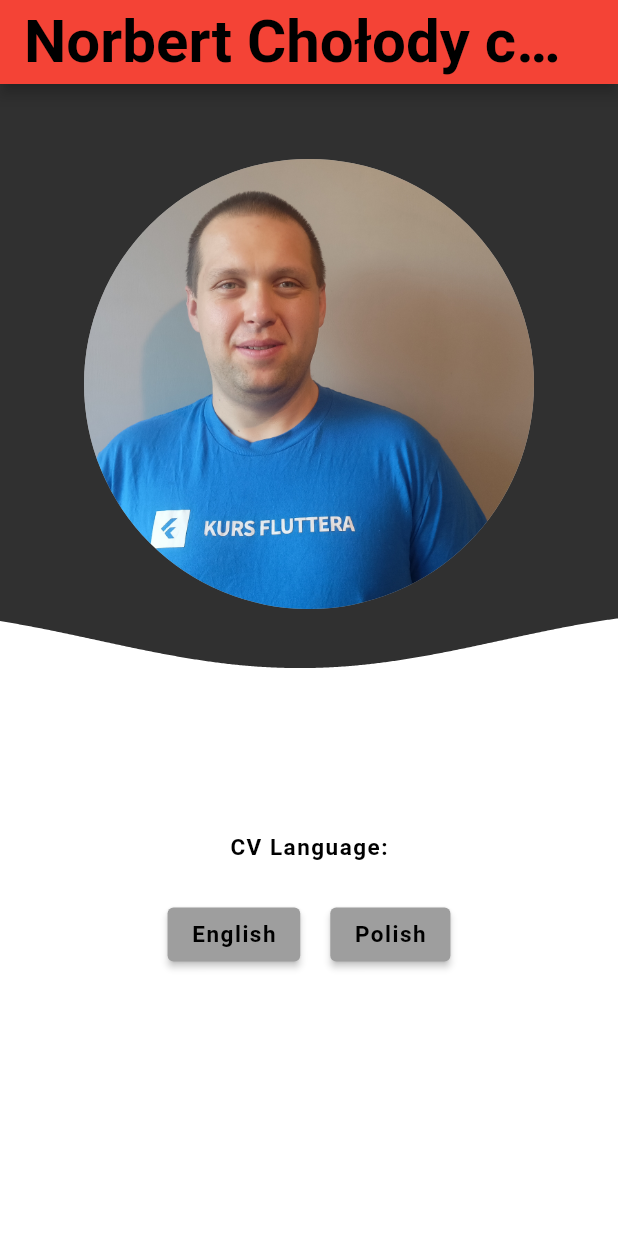
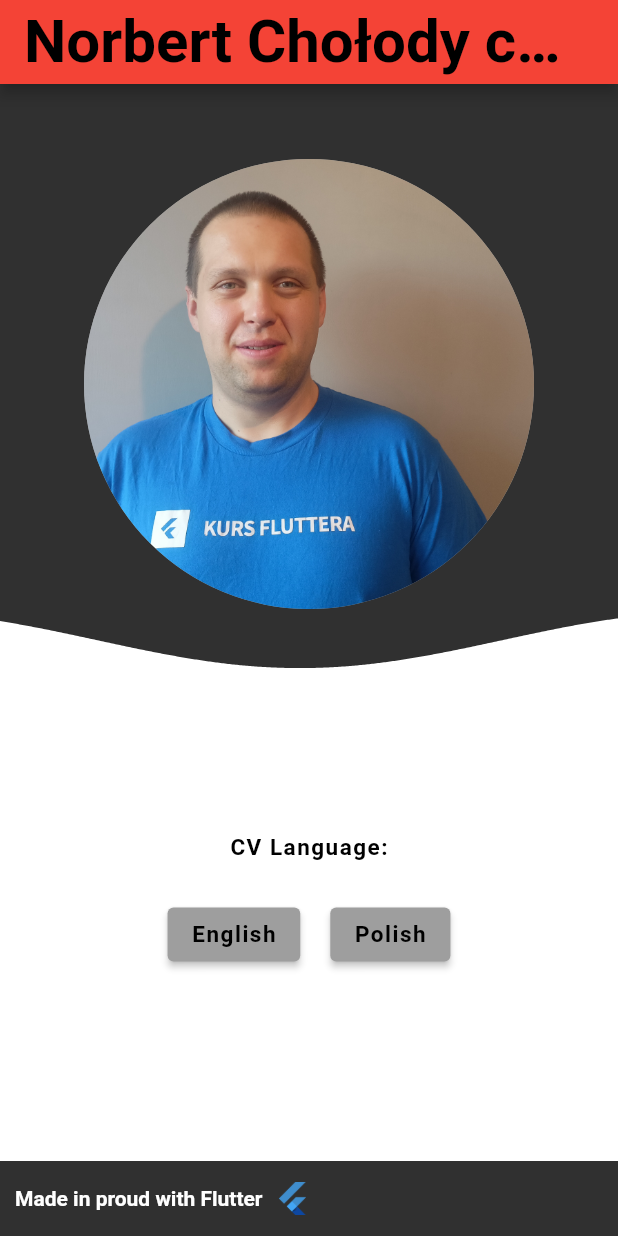
Before and after one commit to n0rb92/norbert_cholody_cv, a Flutter app: the screen it shows after launch, on a phone screen of 412 x 824 dp. Run offline on Flutter 3.47's test engine with Material 2 defaults, Android fonts, the phone set to English and light mode, and no system bars; our stand-ins replace dio, flutter_bloc, retrofit; missing offline and left inert: dart:js; generated files the repository leaves out were written again.

Commit message:
Hide api key, add footer, fix context after async

```diff
--- a/lib/l10n/app_en.arb
+++ b/lib/l10n/app_en.arb
@@ -20,5 +20,6 @@
     "prec": "Precipitation:",
     "hum": "Humidity:",
     "press": "Pressure:",
-    "wind": "Wind:"
+    "wind": "Wind:",
+    "footer": "Made in proud with Flutter"
   }
--- a/lib/l10n/app_pl.arb
+++ b/lib/l10n/app_pl.arb
@@ -20,5 +20,6 @@
     "prec": "Opady:",
     "hum": "Wilgotność:",
     "press": "Ciśnienie atmosferyczne:",
-    "wind": "Wiatr:"
+    "wind": "Wiatr:",
+    "footer": "Stworzony z dumą we Flutter"
 }
--- a/lib/main.dart
+++ b/lib/main.dart
@@ -1,48 +1,62 @@
 import 'package:dio/dio.dart';
 import 'package:flutter/material.dart';
 import 'package:flutter_bloc/flutter_bloc.dart';
-import 'package:flutter_localizations/flutter_localizations.dart';
 import 'package:norbert_cholody_cv/cubit/theme_cubit.dart';
 import 'package:norbert_cholody_cv/cubit/weather_cubit.dart';
 import 'package:norbert_cholody_cv/models/weather_api.dart';
 import 'package:norbert_cholody_cv/pages/first_page.dart';
+import 'package:flutter_localizations/flutter_localizations.dart';
 import 'package:flutter_gen/gen_l10n/app_localizations.dart';
 
 void main() {
-  runApp(
-    MultiBlocProvider(
+  runApp(const MyCVApp());
+}
+
+final GlobalKey<ScaffoldMessengerState> messengerKey =
+    GlobalKey<ScaffoldMessengerState>();
+
+class MyCVApp extends StatelessWidget {
+  const MyCVApp({super.key});
+
+  @override
+  Widget build(BuildContext context) {
+    return MultiBlocProvider(
       providers: [
+        BlocProvider<WeatherCubit>(
+          create: (context) => WeatherCubit(WeatherApi(Dio())),
+        ),
         BlocProvider<ThemeCubit>(
-          create: (context) => ThemeCubit(),
+          create: (_) => ThemeCubit(),
         ),
-        BlocProvider<WeatherCubit>(
-            create: (context) => WeatherCubit(WeatherApi(Dio()))),
       ],
-      child: const MyCVApp(),
-    ),
+      child: const MyCV(),
     );
   }
+}
 
-class MyCVApp extends StatefulWidget {
-  const MyCVApp({Key? key}) : super(key: key);
+class MyCV extends StatefulWidget {
+  const MyCV({super.key});
 
   @override
-  MyCVAppState createState() => MyCVAppState();
+  MyCVState createState() => MyCVState();
 }
 
-class MyCVAppState extends State<MyCVApp> {
-  Locale locale = const Locale('en');
+class MyCVState extends State<MyCV> {
+  Locale _locale = const Locale('en');
 
   void _setLocale(String lang) {
     setState(() {
-      locale = Locale(lang);
+      _locale = Locale(lang);
     });
   }
 
   @override
   Widget build(BuildContext context) {
+    return BlocBuilder<ThemeCubit, ThemeData>(
+      builder: (context, themeData) {
         return MaterialApp(
-      locale: locale,
+          scaffoldMessengerKey: messengerKey,
+          locale: _locale,
           localizationsDelegates: const [
             AppLocalizations.delegate,
             GlobalMaterialLocalizations.delegate,
@@ -53,10 +67,10 @@
             Locale('en'),
             Locale('pl'),
           ],
-      debugShowCheckedModeBanner: false,
-      title: 'Norbert Chołody CV',
-      theme: BlocProvider.of<ThemeCubit>(context).state,
+          theme: themeData,
           home: FirstPage(onLocaleChange: _setLocale),
+        );
+      },
     );
   }
 }
--- a/lib/pages/first_page.dart
+++ b/lib/pages/first_page.dart
@@ -1,5 +1,6 @@
 import 'package:flutter/material.dart';
 import 'package:norbert_cholody_cv/pages/my_story_page.dart';
+import 'package:norbert_cholody_cv/widgets/footer_widget.dart';
 import 'package:norbert_cholody_cv/widgets/foto_widget.dart';
 import 'package:norbert_cholody_cv/widgets/wave_widget.dart';
 
@@ -12,6 +13,7 @@
     final size = MediaQuery.of(context).size;
     final bool keyboardOpen = MediaQuery.of(context).viewInsets.bottom > 0;
     return Scaffold(
+      bottomSheet: const FooterWidget(),
       appBar: AppBar(
         backgroundColor: Colors.red,
         title: const Text(
--- /dev/null
+++ b/lib/widgets/footer_widget.dart
@@ -0,0 +1,33 @@
+import 'package:flutter/material.dart';
+import 'package:flutter_gen/gen_l10n/app_localizations.dart';
+
+class FooterWidget extends StatelessWidget {
+  const FooterWidget({super.key});
+
+  @override
+  Widget build(BuildContext context) {
+    return Container(
+      width: double.infinity,
+      padding: const EdgeInsets.all(10),
+      child: Row(
+        children: [
+          Text(
+            AppLocalizations.of(context)!.footer,
+            textAlign: TextAlign.center,
+            style: const TextStyle(
+              fontWeight: FontWeight.bold,
+            ),
+          ),
+          const SizedBox(
+            width: 5,
+          ),
+          const Image(
+            image: AssetImage('images/flutter_logo.png'),
+            height: 30,
+            width: 30,
+          ),
+        ],
+      ),
+    );
+  }
+}
--- a/lib/widgets/map_widget.dart
+++ b/lib/widgets/map_widget.dart
@@ -1,6 +1,7 @@
 // ignore: avoid_web_libraries_in_flutter
 import 'dart:js' as js;
 import 'package:flutter/material.dart';
+import 'package:norbert_cholody_cv/config.dart';
 
 class MapImageWidget extends StatefulWidget {
   const MapImageWidget({super.key});
@@ -10,7 +11,6 @@
 }
 
 String generateMapImageUrl(String latitude, String longitude) {
-  const String apiKey = 'AIzaSyDT7xFXf8L03EsItKiWtbAR7qQpy7WgJCI';
   return 'https://maps.googleapis.com/maps/api/staticmap?center=$latitude,$longitude&zoom=14&size=300x300&key=$apiKey';
 }
 
```
Also changed, not shown: lib/cubit/language_cubit.dart (deleted, +0 -10 lines), lib/pages/my_story_page.dart (+8 -13 lines), 1 other file. Lines whose indentation alone changed are shown as unchanged.
